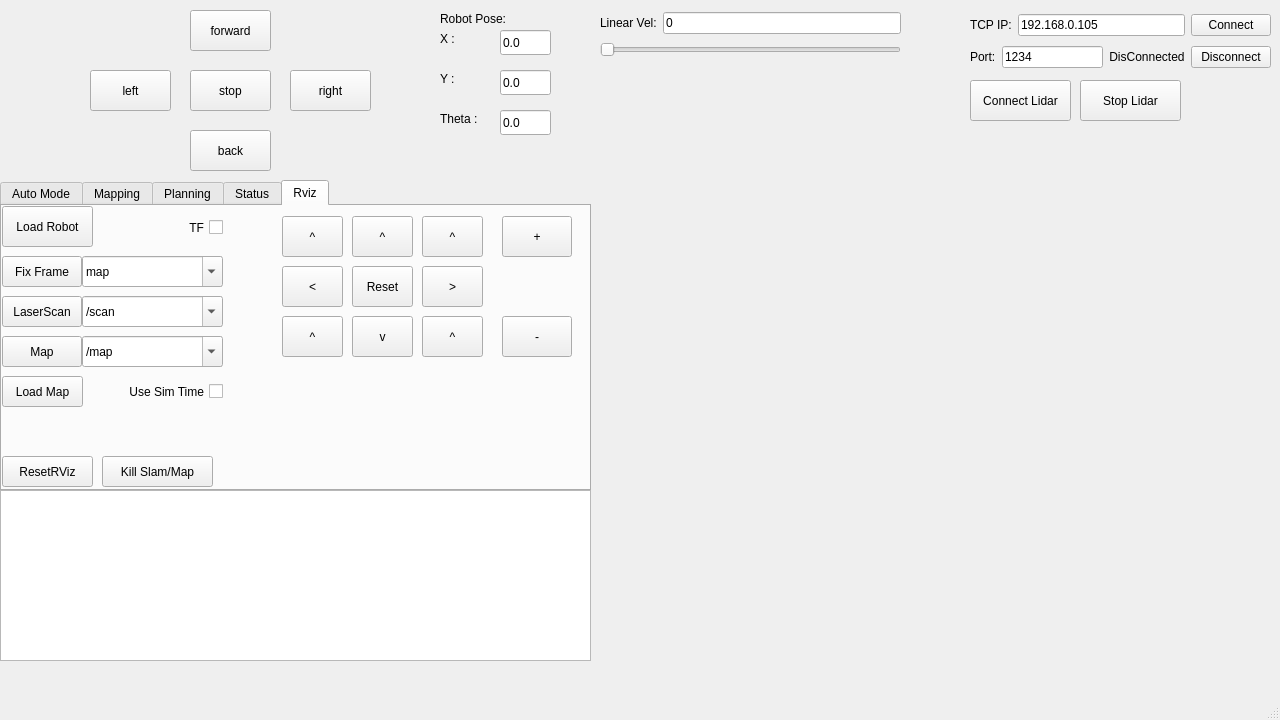
First picture: the form in QTApp/robot_gui/mainwindow.ui, repository hungmanh150602/robot_hokuyo, before the edit.
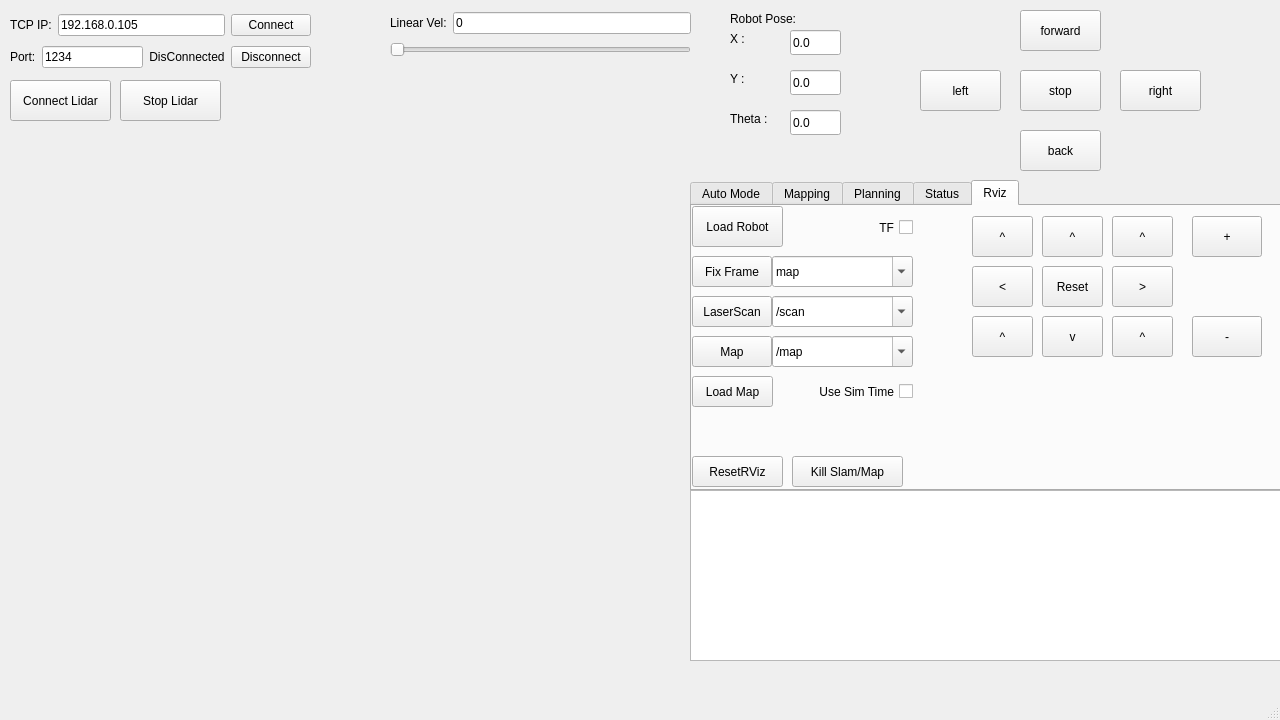
Second picture: the form after the edit.

The edit to the form file:
```diff
--- a/QTApp/robot_gui/mainwindow.ui
+++ b/QTApp/robot_gui/mainwindow.ui
@@ -20,7 +20,7 @@
     </property>
     <property name="geometry">
      <rect>
-      <x>80</x>
+      <x>910</x>
       <y>10</y>
       <width>301</width>
       <height>161</height>
@@ -109,7 +109,7 @@
    <widget class="QTabWidget" name="tabWidget">
     <property name="geometry">
      <rect>
-      <x>0</x>
+      <x>690</x>
       <y>180</y>
       <width>591</width>
       <height>311</height>
@@ -623,7 +623,7 @@
    <widget class="QGroupBox" name="groupBox_pose">
     <property name="geometry">
      <rect>
-      <x>430</x>
+      <x>720</x>
       <y>0</y>
       <width>131</width>
       <height>145</height>
@@ -732,7 +732,7 @@
    <widget class="QWidget" name="layoutWidget">
     <property name="geometry">
      <rect>
-      <x>600</x>
+      <x>390</x>
       <y>10</y>
       <width>301</width>
       <height>50</height>
@@ -781,7 +781,7 @@
    <widget class="QWidget" name="layoutWidget">
     <property name="geometry">
      <rect>
-      <x>970</x>
+      <x>10</x>
       <y>10</y>
       <width>301</width>
       <height>62</height>
@@ -853,7 +853,7 @@
    <widget class="QPushButton" name="btnConnect_lidar">
     <property name="geometry">
      <rect>
-      <x>970</x>
+      <x>10</x>
       <y>80</y>
       <width>101</width>
       <height>41</height>
@@ -863,25 +863,10 @@
      <string>Connect Lidar</string>
     </property>
    </widget>
-   <widget class="QWidget" name="verticalLayoutWidget">
-    <property name="geometry">
-     <rect>
-      <x>590</x>
-      <y>130</y>
-      <width>691</width>
-      <height>541</height>
-     </rect>
-    </property>
-    <layout class="QVBoxLayout" name="verticalLayout_Rviz">
-     <item>
-      <widget class="QWidget" name="rvizWidget" native="true"/>
-     </item>
-    </layout>
-   </widget>
    <widget class="QPushButton" name="btnStop_lidar">
     <property name="geometry">
      <rect>
-      <x>1080</x>
+      <x>120</x>
       <y>80</y>
       <width>101</width>
       <height>41</height>
@@ -894,13 +879,28 @@
    <widget class="QTextEdit" name="textEdit_log">
     <property name="geometry">
      <rect>
-      <x>0</x>
+      <x>690</x>
       <y>490</y>
       <width>591</width>
       <height>171</height>
      </rect>
     </property>
    </widget>
+   <widget class="QWidget" name="verticalLayoutWidget">
+    <property name="geometry">
+     <rect>
+      <x>0</x>
+      <y>130</y>
+      <width>691</width>
+      <height>541</height>
+     </rect>
+    </property>
+    <layout class="QVBoxLayout" name="verticalLayout_Rviz">
+     <item>
+      <widget class="QWidget" name="rvizWidget" native="true"/>
+     </item>
+    </layout>
+   </widget>
   </widget>
   <widget class="QMenuBar" name="menubar">
    <property name="geometry">
```
